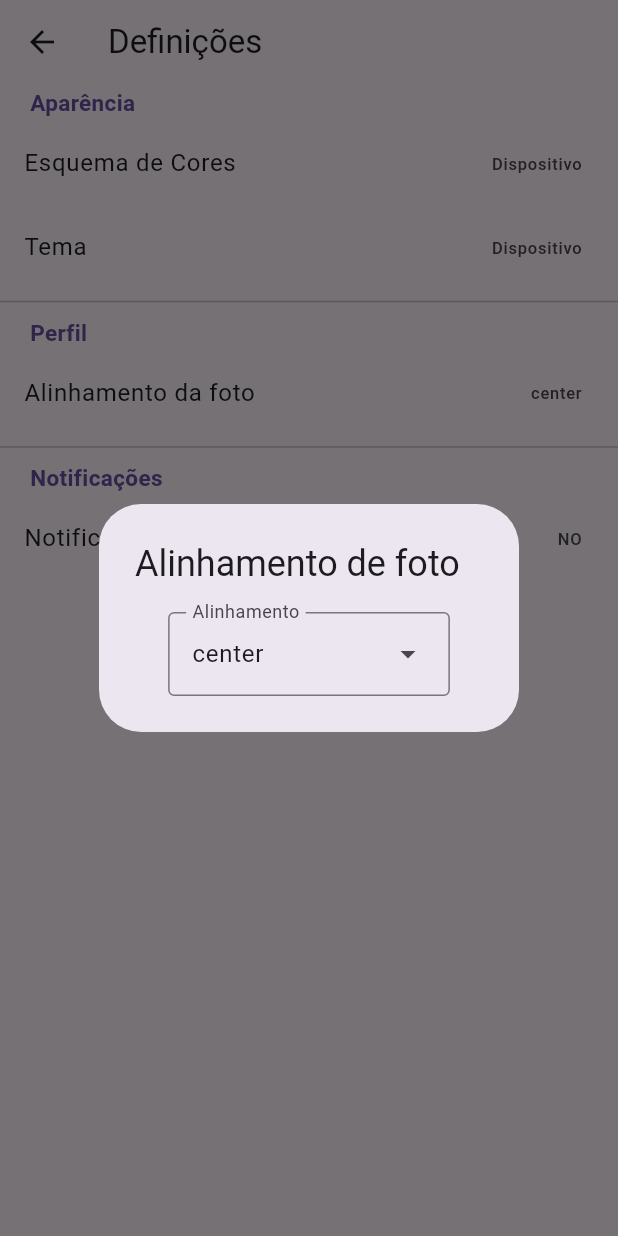
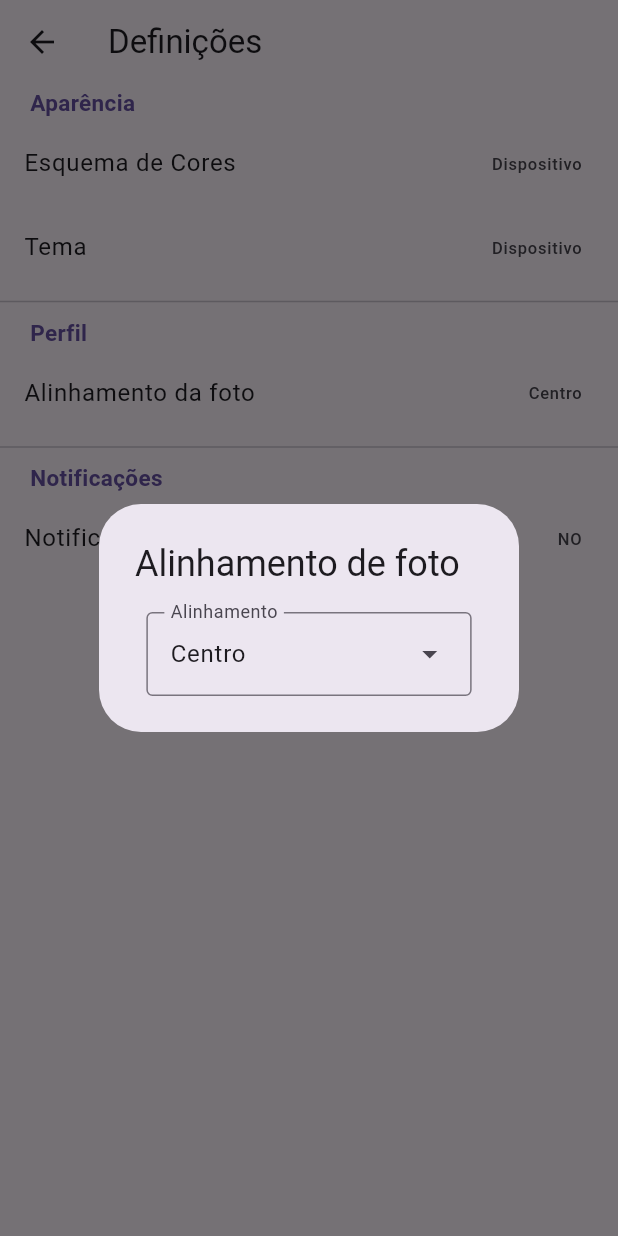
Before and after one commit to ei-estg/goipvc, a Flutter app: the SettingsView screen opened directly, after a tap on "Alinhamento da foto", on a phone screen of 412 x 824 dp. Run offline on Flutter 3.47's test engine with Material 2 defaults, Android fonts, the phone set to English and light mode, and no system bars; drawn by our look-alikes of dynamic_color; our stand-ins replace dio, flex_color_scheme, flutter_riverpod, shared_preferences, tuple; missing offline and left inert: encrypt; accounts and stored records are empty.

Commit message:
Translated Alignments

```diff
--- a/lib/ui/views/settings/profile_picture_alignment.dart
+++ b/lib/ui/views/settings/profile_picture_alignment.dart
@@ -9,6 +9,19 @@ class _PopUpNotifier extends StateNotifier<bool> {
     state = val;
   }
 }
+
+final Map<String, String> translationMap = {
+  'topLeft': 'Superior Esquerda',
+  'topCenter': 'Superior Centro',
+  'topRight': 'Superior Direita',
+  'centerLeft': 'Centro Esquerda',
+  'center': 'Centro',
+  'centerRight': 'Centro Direita',
+  'bottomLeft': 'Inferior Esquerda',
+  'bottomCenter': 'Inferior Centro',
+  'bottomRight': 'Inferior Direita',
+};
+
 
 final _popUpProvider = StateNotifierProvider<_PopUpNotifier, bool>(
         (ref) => _PopUpNotifier()
@@ -26,20 +39,12 @@ class ProfilePictureAlignmentSettings<T> extends ConsumerWidget {
           content: Column(
             mainAxisSize: MainAxisSize.min,
             children: [
-              /*for(var alignment in ref.read(settingsProvider.notifier).getAlignmentMapKeys())
-                ListTile(
-                  title: Text(alignment),
-                  onTap: () {
-                    ref.read(settingsProvider.notifier).setPictureAlignment(alignment);
-                    Navigator.pop(context);
-                  },
-                ),*/
               DropdownMenu<String>(
                 dropdownMenuEntries: <DropdownMenuEntry<String>>[
                   for(var alignment in ref.read(settingsProvider.notifier).getAlignmentMapKeys())
                     DropdownMenuEntry<String>(
                       value: alignment,
-                      label: alignment,
+                      label: translationMap[alignment] ?? alignment,
                     ),
                 ],
                 initialSelection: ref.read(settingsProvider).pictureAlignment,
@@ -84,7 +89,7 @@ class ProfilePictureAlignmentSettings<T> extends ConsumerWidget {
             _showAppearanceMenu(context, ref);
           },
           trailing: Text((() {
-            return ref.read(settingsProvider.notifier).getAlignmentString();
+            return translationMap[ref.read(settingsProvider.notifier).getAlignmentString()] ?? ref.read(settingsProvider.notifier).getAlignmentString();
           })()),
         )
       ],
```
